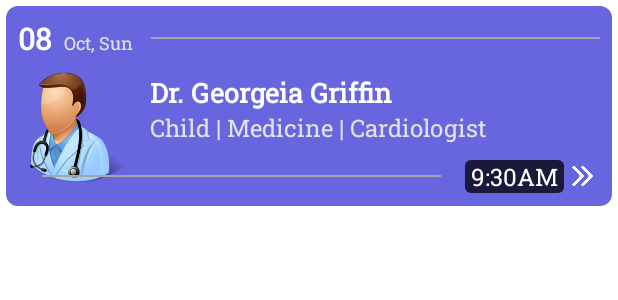
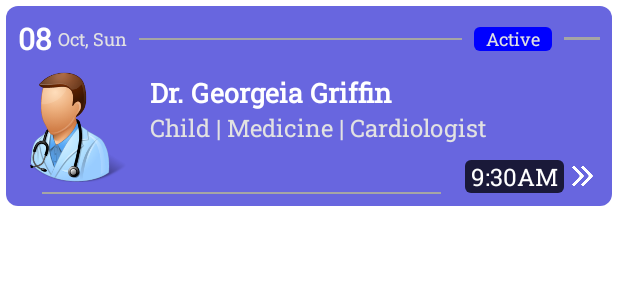
Before and after one commit to abusaeed2433/DoctorPatient, an Android app: the layout each_appointment.xml on its own in the app's theme, with its tools: preview values and no code run, on a phone screen of 412 x 824 dp. Shown: the top 300 px of the screen. Run offline under Robolectric (Android 15) with nearby library versions, the phone set to English and light mode, and no system bars.

Commit message:
appointment okay

```diff
--- a/app/src/main/java/com/unknownn/doctorpatient/appointment_details/AppointmentDetailsActivity.java
+++ b/app/src/main/java/com/unknownn/doctorpatient/appointment_details/AppointmentDetailsActivity.java
@@ -26,7 +26,6 @@ import com.unknownn.doctorpatient.databinding.ActivityAppointmentDetailsBinding;
 import com.unknownn.doctorpatient.homepage_doctor.model.Appointment;
 import com.unknownn.doctorpatient.homepage_doctor.view.DoctorHomePage;
 import com.unknownn.doctorpatient.others.Doctor;
-import com.unknownn.doctorpatient.others.MyPopUp;
 import com.unknownn.doctorpatient.others.Patient;
 import com.unknownn.doctorpatient.others.SharedPref;
 import com.unknownn.doctorpatient.others.User;
--- a/app/src/main/java/com/unknownn/doctorpatient/fragments/patient_appointment/view/FragmentPatientAppointment.java
+++ b/app/src/main/java/com/unknownn/doctorpatient/fragments/patient_appointment/view/FragmentPatientAppointment.java
@@ -123,7 +123,7 @@ public class FragmentPatientAppointment extends Fragment {
 
         final String myUserId = new SharedPref(activity).getMyProfile().getUid();
 
-        Query query = FirebaseDatabase.getInstance().getReference("appointment")
+        final Query query = FirebaseDatabase.getInstance().getReference("appointment")
                 .orderByChild("patientUid").equalTo(myUserId);
 
         query.addValueEventListener(new ValueEventListener() {
--- a/app/src/main/java/com/unknownn/doctorpatient/homepage_doctor/model/Appointment.java
+++ b/app/src/main/java/com/unknownn/doctorpatient/homepage_doctor/model/Appointment.java
@@ -2,6 +2,7 @@ package com.unknownn.doctorpatient.homepage_doctor.model;
 
 import com.google.firebase.database.Exclude;
 import com.google.firebase.database.PropertyName;
+import com.unknownn.doctorpatient.R;
 
 import java.io.Serializable;
 import java.time.LocalDate;
@@ -157,6 +158,16 @@ public class Appointment implements Comparable<Appointment>, Serializable {
         this.patientImage = patientImage;
     }
 
+    @Exclude
+    public String getTypeString(){
+        return isConfirmed ? "Active" : "Pending";
+    }
+
+    @Exclude
+    public int getTypeColorResId(){
+        return isConfirmed ? R.color.blue : R.color.red;
+    }
+
     private transient String dateDD = null;
     private transient String dateMmDayName = null;
 
@@ -204,7 +215,7 @@ public class Appointment implements Comparable<Appointment>, Serializable {
 
     @Exclude
     public boolean conditionalEqual(Appointment item, boolean showDoctorData){
-        if( !time.equals(item.time) || !date.equals(item.date)) return false;
+        if( !time.equals(item.time) || !date.equals(item.date) || (isConfirmed != item.isConfirmed)) return false;
 
         if(showDoctorData){
             return Objects.equals(doctorName,item.doctorName) &&
--- a/app/src/main/java/com/unknownn/doctorpatient/homepage_doctor/view/AppointmentAdapter.java
+++ b/app/src/main/java/com/unknownn/doctorpatient/homepage_doctor/view/AppointmentAdapter.java
@@ -5,6 +5,7 @@ import android.view.LayoutInflater;
 import android.view.ViewGroup;
 
 import androidx.annotation.NonNull;
+import androidx.core.content.ContextCompat;
 import androidx.recyclerview.widget.DiffUtil;
 import androidx.recyclerview.widget.ListAdapter;
 import androidx.recyclerview.widget.RecyclerView;
@@ -53,8 +54,9 @@ public class AppointmentAdapter extends ListAdapter<Appointment, AppointmentAdap
         holder.binding.tvName.setText( showDoctorData ? curItem.getDoctorName() : curItem.getPatientName() );
         holder.binding.tvInfo.setText( showDoctorData ? curItem.getDoctorSpeciality() : curItem.getPatientDescription() );
         holder.binding.tvTime.setText( curItem.getTime() );
-
-        holder.binding.ivDetails.setOnClickListener(v -> clickListener.onItemClick( getItem(holder.getAdapterPosition()) ));
+        holder.binding.tvType.setText( curItem.getTypeString() );
+        holder.binding.tvType.setBackgroundTintList(ContextCompat.getColorStateList(mContext, curItem.getTypeColorResId() ) );
+        holder.binding.clAppointmentHolder.setOnClickListener(v -> clickListener.onItemClick( getItem(holder.getAdapterPosition()) ));
     }
 
     public static class ViewHolder extends RecyclerView.ViewHolder {
--- a/app/src/main/res/layout/each_appointment.xml
+++ b/app/src/main/res/layout/each_appointment.xml
@@ -6,11 +6,12 @@
     xmlns:tools="http://schemas.android.com/tools"
     android:padding="8dp"
     android:layout_margin="4dp"
-    android:background="@drawable/gradient_back">
+    android:background="@drawable/gradient_back"
+    android:id="@+id/clAppointmentHolder">
 
-    <LinearLayout
+    <androidx.constraintlayout.widget.ConstraintLayout
         android:id="@+id/linearLayout"
-        android:layout_width="wrap_content"
+        android:layout_width="match_parent"
         android:layout_height="wrap_content"
         android:orientation="horizontal"
         app:layout_constraintStart_toStartOf="parent"
@@ -23,25 +24,62 @@
             android:textColor="@color/white"
             android:textSize="20sp"
             android:textStyle="bold"
+            app:layout_constraintStart_toStartOf="parent"
+            app:layout_constraintTop_toTopOf="parent"
+            app:layout_constraintBottom_toBottomOf="parent"
             tools:text="08" />
 
         <TextView
             android:id="@+id/tvMonthDayName"
             android:layout_width="wrap_content"
             android:layout_height="wrap_content"
-            android:layout_marginStart="8dp"
+            android:layout_marginStart="4dp"
             android:textColor="@color/text_color_inverse"
             android:textSize="@dimen/text_size_small"
+            app:layout_constraintBottom_toBottomOf="parent"
+            app:layout_constraintStart_toEndOf="@+id/tvDayDD"
+            app:layout_constraintTop_toTopOf="parent"
             tools:text="Oct, Sun" />
 
         <View
-            android:layout_width="match_parent"
+            android:id="@+id/view"
+            android:layout_width="0dp"
             android:layout_height="1dp"
-            android:layout_marginStart="12dp"
+            android:layout_marginStart="8dp"
+            android:layout_marginEnd="8dp"
+            android:background="@color/dim_white"
+            app:layout_constraintBottom_toBottomOf="parent"
+            app:layout_constraintEnd_toStartOf="@+id/tvType"
+            app:layout_constraintStart_toEndOf="@+id/tvMonthDayName"
+            app:layout_constraintTop_toTopOf="parent" />
+
+        <TextView
+            android:id="@+id/tvType"
+            android:layout_width="wrap_content"
+            android:layout_height="wrap_content"
+            android:background="@drawable/am_pm_back"
+            android:backgroundTint="@color/blue"
+            android:paddingStart="8dp"
+            android:paddingEnd="8dp"
+            android:layout_marginEnd="8dp"
+            android:textColor="@color/text_color_inverse"
+            android:textSize="@dimen/text_size_small"
+            app:layout_constraintBottom_toBottomOf="parent"
+            app:layout_constraintEnd_toStartOf="@+id/view_last"
+            app:layout_constraintTop_toTopOf="parent"
+            tools:text="Active" />
+
+        <View
+            android:id="@+id/view_last"
+            android:layout_width="24dp"
+            android:layout_height="2dp"
             android:layout_gravity="center_vertical"
-            android:background="@color/dim_white"/>
+            android:background="@color/dim_white"
+            app:layout_constraintBottom_toBottomOf="parent"
+            app:layout_constraintEnd_toEndOf="parent"
+            app:layout_constraintTop_toTopOf="parent" />
 
-    </LinearLayout>
+    </androidx.constraintlayout.widget.ConstraintLayout>
 
     <com.google.android.material.imageview.ShapeableImageView
         android:id="@+id/ivProfile"
@@ -96,14 +134,16 @@
         <View
             android:layout_width="0dp"
             android:layout_height="1dp"
+            android:layout_gravity="center_vertical"
             android:layout_marginStart="16dp"
             android:layout_marginEnd="16dp"
-            android:layout_gravity="center_vertical"
             android:background="@color/dim_white"
             app:layout_constraintBottom_toBottomOf="parent"
             app:layout_constraintEnd_toStartOf="@+id/tvTime"
+            app:layout_constraintHorizontal_bias="0.0"
             app:layout_constraintStart_toStartOf="parent"
-            app:layout_constraintTop_toTopOf="parent" />
+            app:layout_constraintTop_toTopOf="parent"
+            app:layout_constraintVertical_bias="1.0" />
 
         <TextView
             android:id="@+id/tvTime"
```
